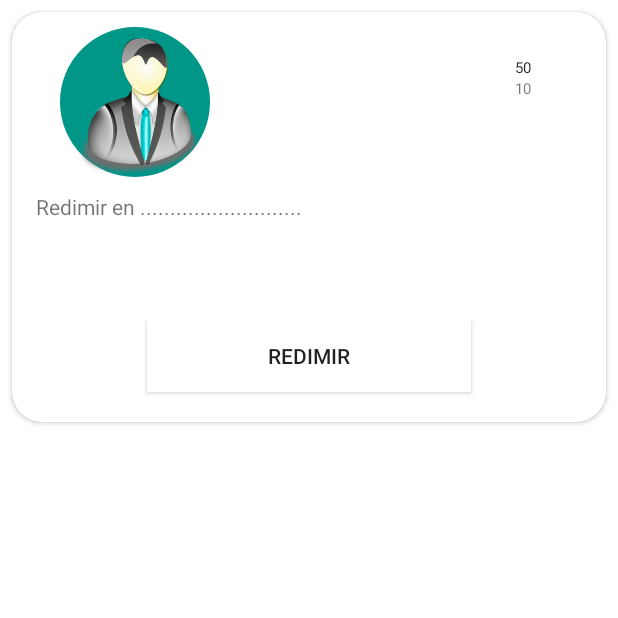
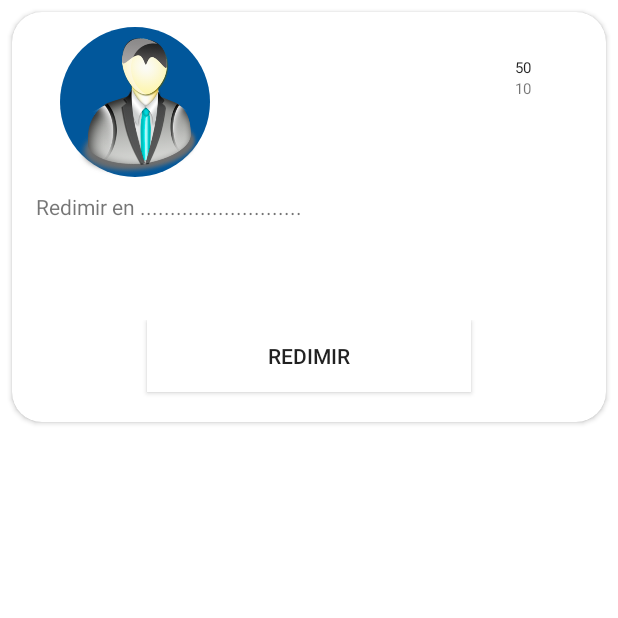
Before and after one commit to andreybeta/A3dent, an Android app: the fragment RedimirFragment shown on its own in the app's theme, on a phone screen of 412 x 824 dp, the top half of it. Run offline under Robolectric (Android 15) with nearby library versions, the phone set to English and light mode, and no system bars.

Commit message:
deleted and add png

```diff
--- a/app/src/main/res/drawable/ripple.xml
+++ b/app/src/main/res/drawable/ripple.xml
@@ -2,13 +2,9 @@
 <selector xmlns:android="http://schemas.android.com/apk/res/android">
     <item>
         <shape android:shape="oval">
-            <solid android:color="@color/accent"></solid>
-        </shape>
-    </item>
-    <item>
-        <shape android:shape="rectangle">
-            <solid android:color="@color/accent"></solid>
+            <solid android:color="#01579B"></solid>
         </shape>
     </item>
 
+
 </selector>
```
Also changed, not shown: app/src/main/res/drawable/editextlogin.xml (added, +14 -0 lines), app/src/main/res/drawable/edittextstyle.xml (added, +14 -0 lines), app/src/main/res/menu/menu_contact.xml (added, +7 -0 lines), app/src/main/res/drawable/at.png (added), app/src/main/res/drawable/facebook.png (added), app/src/main/res/drawable/icos.png (deleted), app/src/main/res/drawable/notificationuno.jpg (added), app/src/main/res/drawable/phone.png (added), app/src/main/res/drawable/smoothice.jpg (deleted), app/src/main/res/drawable/twitter.png (added), app/src/main/res/drawable/user.png (deleted), app/src/main/res/drawable/usuicos.png (deleted), app/src/main/res/drawable/web.png (added).
